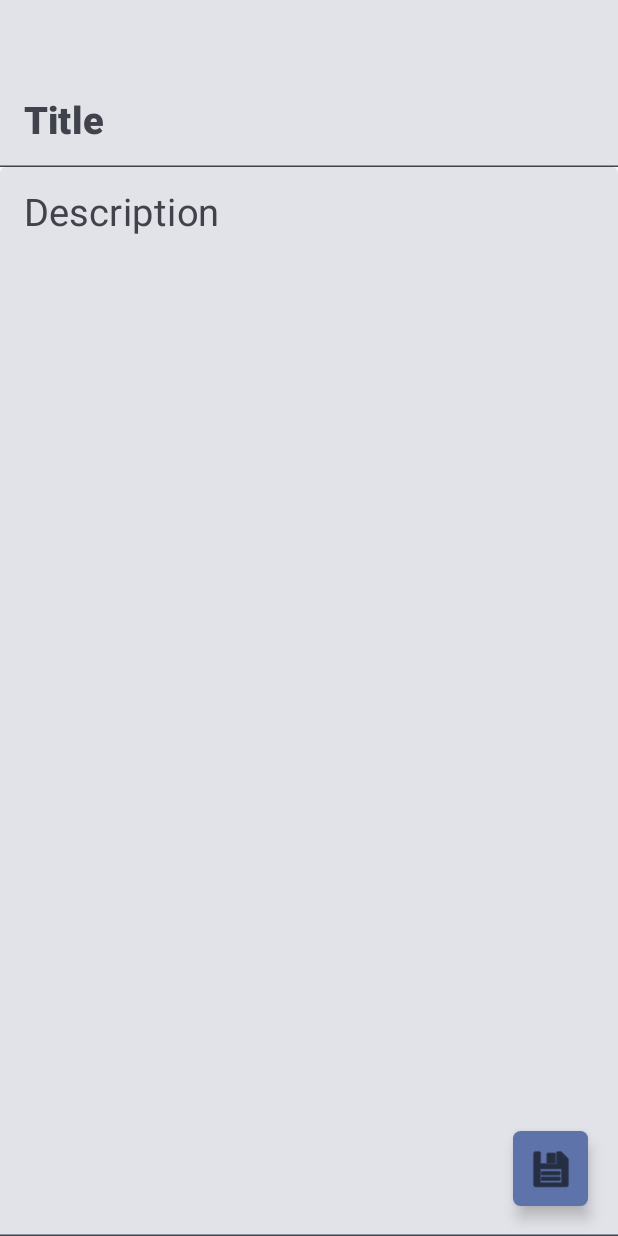
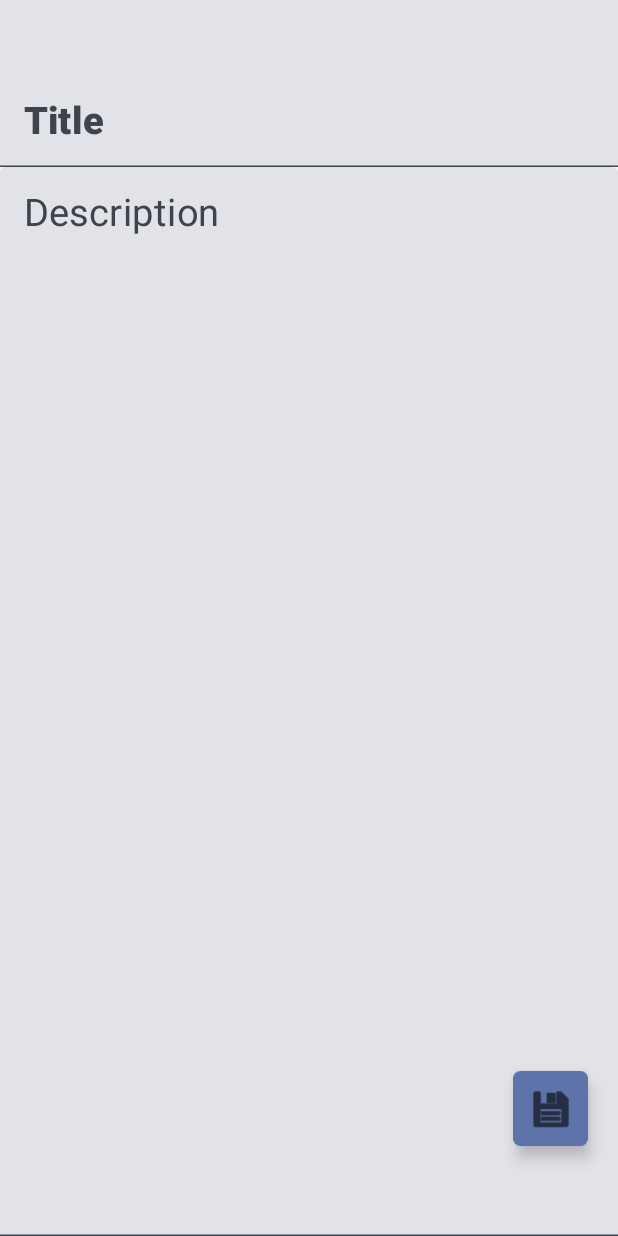
Before and after one commit to ayushsingh-22/QuickNote, an Android app built with Jetpack Compose: the AddScreen screen opened through its navigation route, on a phone screen of 412 x 824 dp. Run offline under Robolectric (Android 15) with nearby library versions, the phone set to English and light mode, and no system bars; our stand-ins replace Firebase (no records; nobody signed in at launch, a user with empty details on screens opened directly).

Commit message:
Updtae (17-08-24)

```diff
--- a/app/build.gradle.kts
+++ b/app/build.gradle.kts
@@ -73,5 +73,4 @@ dependencies {
     implementation(libs.androidx.material.icons.extended)
     implementation (libs.androidx.navigation.compose)
 
-    implementation("androidx.core:core-splashscreen:1.0.0")
 }
--- a/app/src/main/java/com/example/selfnote/MainActivity.kt
+++ b/app/src/main/java/com/example/selfnote/MainActivity.kt
@@ -8,9 +8,6 @@ import androidx.compose.foundation.layout.fillMaxSize
 import androidx.compose.material3.Scaffold
 import androidx.compose.ui.Modifier
 import androidx.compose.ui.graphics.Color
-import androidx.navigation.NavController
-import androidx.navigation.NavHostController
-import com.example.selfnote.design.welcome
 import com.example.selfnote.ui.theme.SelfNoteTheme
 
 class MainActivity : ComponentActivity() {
--- a/app/src/main/java/com/example/selfnote/design/add_Note.kt
+++ b/app/src/main/java/com/example/selfnote/design/add_Note.kt
@@ -1,7 +1,6 @@
 package com.example.selfnote.design
 
 import android.util.Log
-import android.widget.StackView
 import android.widget.Toast
 import androidx.compose.foundation.background
 import androidx.compose.foundation.layout.*
@@ -15,8 +14,6 @@ import androidx.compose.material3.Text
 import androidx.compose.material3.TextField
 import androidx.compose.runtime.*
 import androidx.compose.ui.Alignment
-import androidx.compose.ui.Alignment.Companion.Bottom
-import androidx.compose.ui.Alignment.Companion.BottomEnd
 import androidx.compose.ui.Modifier
 import androidx.compose.ui.graphics.Color
 import androidx.compose.ui.graphics.RectangleShape
@@ -193,7 +190,7 @@ fun AddScreen(navController: NavHostController, noteId: String?) {
                     shape = RoundedCornerShape(5.dp),
                     modifier = Modifier
                         .padding(
-                            bottom = 20.dp,
+                            bottom = 60.dp,
                             end = 20.dp
                         ) // Add padding from bottom and right edge
                         .size(50.dp)
--- a/app/src/main/java/com/example/selfnote/design/welcome_screen.kt
+++ b/app/src/main/java/com/example/selfnote/design/welcome_screen.kt
@@ -1,26 +1,16 @@
 package com.example.selfnote.design
 
-import android.widget.Toast
+
 import androidx.compose.foundation.Image
-import androidx.compose.foundation.clickable
+import androidx.compose.foundation.background
 import androidx.compose.foundation.layout.*
 import androidx.compose.foundation.shape.RoundedCornerShape
-import androidx.compose.material3.ExperimentalMaterial3Api
-import androidx.compose.material3.FloatingActionButton
-import androidx.compose.material3.Icon
-import androidx.compose.material3.MaterialTheme
-import androidx.compose.material3.Scaffold
-import androidx.compose.material3.Surface
-import androidx.compose.material3.Text
-import androidx.compose.material3.TopAppBar
-import androidx.compose.runtime.Composable
-import androidx.compose.runtime.mutableStateListOf
-import androidx.compose.runtime.remember
-import androidx.compose.runtime.rememberCoroutineScope
+import androidx.compose.material3.*
+import androidx.compose.runtime.*
 import androidx.compose.ui.Alignment
 import androidx.compose.ui.Modifier
 import androidx.compose.ui.graphics.Color
-import androidx.compose.ui.platform.LocalContext
+import androidx.compose.ui.graphics.StrokeCap
 import androidx.compose.ui.res.painterResource
 import androidx.compose.ui.text.font.FontWeight
 import androidx.compose.ui.unit.dp
@@ -28,26 +18,45 @@ import androidx.compose.ui.unit.sp
 import androidx.navigation.NavHostController
 import com.example.selfnote.R
 import com.example.selfnote.ui.theme.Lobster_Font
-import dataclass
-import fetchNotes
+import kotlinx.coroutines.delay
 import kotlinx.coroutines.launch
 
 @OptIn(ExperimentalMaterial3Api::class)
 @Composable
 fun welcome(navController: NavHostController) {
-    val context = LocalContext.current
+    var isLoading by remember { mutableStateOf(true) }
     val scope = rememberCoroutineScope()
 
-    val notes = remember { mutableStateListOf<dataclass>() }
+    LaunchedEffect(Unit) {
+        scope.launch {
+            delay(2000)
+            isLoading = false
+        }
+    }
 
-    scope.launch {
-        notes.clear()
-        notes.addAll(fetchNotes())
+    if (isLoading) {
+
+        Box(
+            modifier = Modifier
+                .fillMaxSize()
+                .background(Color.Black),
+            contentAlignment = Alignment.Center,
+
+        ) {
+            CircularProgressIndicator(color = Color.Red,
+                strokeWidth = 4.dp,
+                strokeCap = StrokeCap.Square,
+                trackColor = Color.White)
+        }
+    } else {
+
+        LaunchedEffect(Unit) {
+            delay(500)
         }
 
         Scaffold(
             topBar = {
-            TopAppBar(
+                TopAppBar(modifier = Modifier.padding(top = 30.dp),
                     title = {
                         Row(
                             modifier = Modifier.fillMaxWidth(),
@@ -61,32 +70,17 @@ fun welcome(navController: NavHostController) {
                                 fontFamily = Lobster_Font,
                                 fontWeight = FontWeight.Bold
                             )
-
-//                        Image(
-//                            painter = painterResource(id = R.drawable.search),
-//                            contentDescription = "Search",
-//                            modifier = Modifier
-//                                .size(30.dp)
-//                                .absoluteOffset(-20.dp, 0.dp)
-//                                .clickable {
-//                                    Toast
-//                                        .makeText(context, "Search clicked", Toast.LENGTH_LONG)
-//                                        .show()
-//                                }
-//                        )
                         }
                     }
                 )
             },
             content = { paddingValues ->
                 Surface {
-
-
                     Column(
                         horizontalAlignment = Alignment.CenterHorizontally,
                         verticalArrangement = Arrangement.Center,
                         modifier = Modifier
-                        .padding(paddingValues) // Apply the padding provided by Scaffold
+                            .padding(paddingValues)
                             .fillMaxSize()
                     ) {
                         Image(
@@ -103,17 +97,18 @@ fun welcome(navController: NavHostController) {
                             fontFamily = Lobster_Font,
                             fontWeight = FontWeight.Normal
                         )
+                    }
 
-
-                }
-                Box(contentAlignment = Alignment.BottomEnd, modifier = Modifier.fillMaxSize()) {
+                    Box(contentAlignment = Alignment.BottomEnd,
+                        modifier = Modifier
+                            .fillMaxSize()) {
 
                         FloatingActionButton(
                             onClick = { navController.navigate("addscreen") },
                             shape = RoundedCornerShape(5.dp),
                             modifier = Modifier
                                 .size(70.dp)
-                            .padding(bottom = 20.dp, end = 20.dp)
+                                .padding(bottom = 30.dp, end = 30.dp)
                         ) {
                             Icon(
                                 painter = painterResource(id = android.R.drawable.ic_input_add),
@@ -126,3 +121,4 @@ fun welcome(navController: NavHostController) {
             }
         )
     }
+}
--- a/app/src/main/java/com/example/selfnote/navbar.kt
+++ b/app/src/main/java/com/example/selfnote/navbar.kt
@@ -39,31 +39,33 @@ fun MyApp() {
 @Composable
 fun NavigationComponent(navController: NavHostController) {
     NavHost(navController = navController, startDestination = "welcome") {
-        composable("welcome") { welcome(navController) }
+        composable("addscreen") { AddScreen(navController, noteId = null) }
 
-        // Handle both adding and updating notes in the AddScreen
+        composable("welcome") {
+            welcome(navController)
+        }
         composable("addscreen/{noteId}") { backStackEntry ->
             val noteId = backStackEntry.arguments?.getString("noteId")
             AddScreen(navController = navController, noteId = noteId)
         }
-        composable("addscreen") { AddScreen(navController, noteId = null) }
-        composable("noteScreen") { NotesScreen(navController) }
-
+        composable("noteScreen") {
+            NotesScreen(navController)
+        }
     }
 }
 
+suspend fun checkFirebaseData(): Boolean {
 
-suspend fun checkFirebaseData(): Boolean {
-    // Get a reference to the Firebase Realtime Database
     val database: FirebaseDatabase = FirebaseDatabase.getInstance()
     val notesRef: DatabaseReference = database.getReference("notes").child(myGlobalMobileDeviceId)
 
     return try {
-        // Perform the data fetch operation and check if any data exists
+
         val snapshot = notesRef.limitToFirst(1).get().await()
         snapshot.exists()
-    } catch (e: Exception) {
-        // Handle possible errors, such as network issues
+    }
+    catch (e: Exception) {
+
         e.printStackTrace()
         false
     }
--- a/app/src/main/res/values/themes.xml
+++ b/app/src/main/res/values/themes.xml
@@ -1,5 +1,7 @@
 <?xml version="1.0" encoding="utf-8"?>
 <resources>
 
-    <style name="Theme.SelfNote" parent="android:Theme.Material.Light.NoActionBar" />
+    <style name="Theme.AppNoActionBar" parent="android:Theme.NoTitleBar.Fullscreen">
+    </style>
+
 </resources>
--- a/gradle/libs.versions.toml
+++ b/gradle/libs.versions.toml
@@ -1,5 +1,6 @@
 [versions]
 agp = "8.5.2"
+coreSplashscreen = "1.0.1"
 kotlin = "1.9.0"
 coreKtx = "1.13.1"
 junit = "4.13.2"
@@ -15,6 +16,7 @@ navigationCompose = "2.7.7"
 
 [libraries]
 androidx-core-ktx = { group = "androidx.core", name = "core-ktx", version.ref = "coreKtx" }
+androidx-core-splashscreen = { module = "androidx.core:core-splashscreen", version.ref = "coreSplashscreen" }
 androidx-material-icons-extended = { module = "androidx.compose.material:material-icons-extended" }
 androidx-navigation-compose = { module = "androidx.navigation:navigation-compose", version.ref = "navigationCompose" }
 junit = { group = "junit", name = "junit", version.ref = "junit" }
```
Also changed, not shown: app/src/main/AndroidManifest.xml (+7 -10 lines), app/src/main/java/com/example/selfnote/design/note_screen.kt (+14 -8 lines), app/src/main/java/com/example/selfnote/fetchNote.kt (+0 -16 lines), app/src/main/res/drawable/app_logo.png (deleted), app/src/main/res/drawable/go.png (added). Lines whose indentation alone changed are shown as unchanged.
